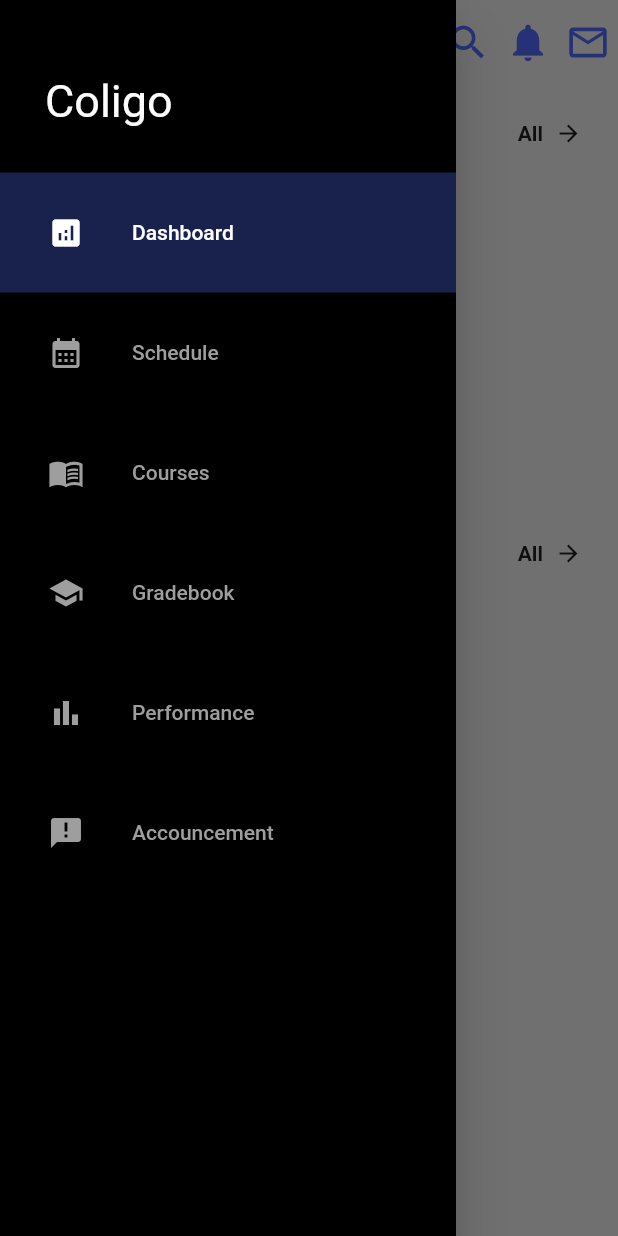
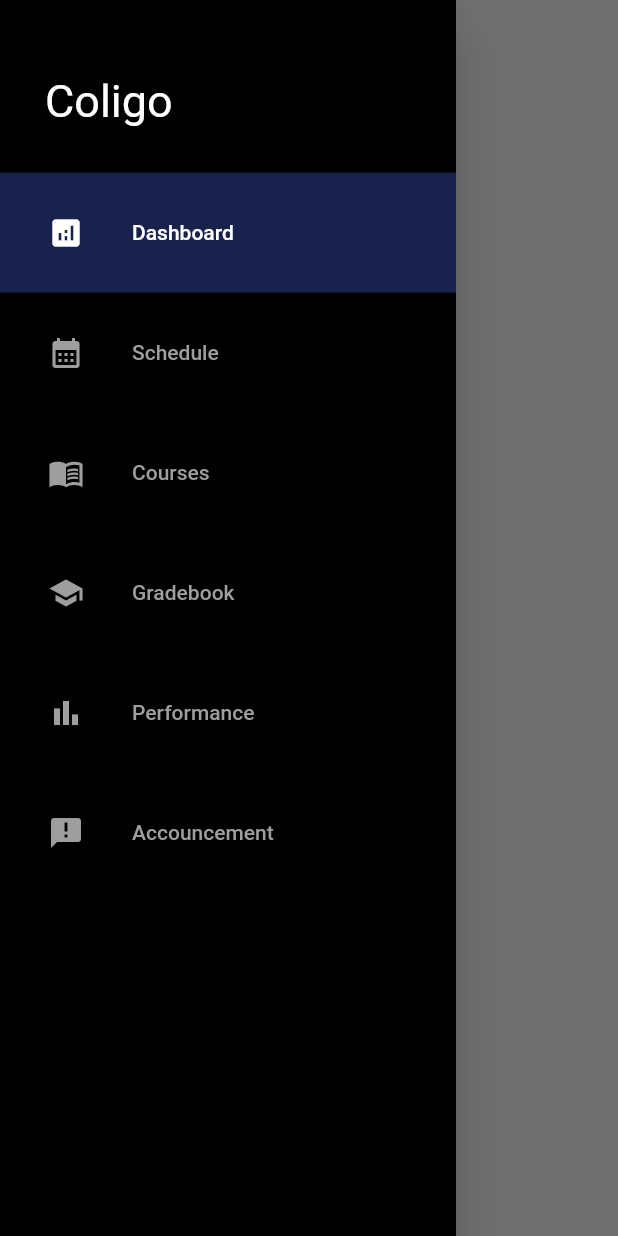
Before and after one commit to MohTarekElbro/coligo_app, a Flutter app: the screen it shows after launch, with the side drawer open, on a phone screen of 412 x 824 dp. Run offline on Flutter 3.47's test engine with Material 2 defaults, Android fonts, the phone set to English and light mode, and no system bars; our stand-ins replace flutter_screenutil, get, get_it, get_storage; missing offline and left inert: dart:ffi; network calls fail.

Commit message:
first commit

```diff
--- a/lib/dashboard/view/dashboard_screen.dart
+++ b/lib/dashboard/view/dashboard_screen.dart
@@ -7,7 +7,9 @@ import 'package:coligo/dashboard/view/widgets/subtitle.dart';
 import 'package:coligo/dashboard/viewModel/dashboad_controller.dart';
 import 'package:coligo/utils/app_colors.dart';
 import 'package:flutter/material.dart';
+import 'package:get/get.dart';
 import 'package:get/get_state_manager/get_state_manager.dart';
+import 'package:get_storage/get_storage.dart';
 
 class DashboardScreen extends StatelessWidget {
   final Widget? content;
@@ -28,7 +30,9 @@ class DashboardScreen extends StatelessWidget {
           return Scaffold(
             key: _globalKey,
             backgroundColor: AppColors.background,
-            appBar: AppBar(
+            appBar: GetStorage().read("isLogin") != null &&
+                    GetStorage().read("isLogin") == true
+                ? AppBar(
                     title: Text(
                       "Welcome Talia",
                       style: Theme.of(context)
@@ -53,12 +57,19 @@ class DashboardScreen extends StatelessWidget {
                           size: 30,
                         ),
                       ),
-                Padding(
+                      InkWell(
+                        onTap: (() {
+                          GetStorage().write("isLogin", false);
+                          print("login2: ${GetStorage().read("isLogin")}");
+                          Get.toNamed("/");
+                        }),
+                        child: Padding(
                           padding: const EdgeInsets.symmetric(horizontal: 5),
                           child: Icon(
-                    Icons.mail_outline_outlined,
+                            Icons.logout,
                             color: Theme.of(context).colorScheme.primary,
                             size: 30,
+                          ),
                         ),
                       ),
                     ],
@@ -75,7 +86,8 @@ class DashboardScreen extends StatelessWidget {
                             ));
                       },
                     ),
-            ),
+                  )
+                : null,
             drawer: const Menu(),
             body: content ??
                 SafeArea(
@@ -138,7 +150,7 @@ class DashboardScreen extends StatelessWidget {
                                     const SizedBox(width: 16),
                             itemBuilder: (context, index) =>
                                 CardWithTransparentAndBorder(
-                              selected: index == 0,
+                              selected: index % 2 == 0,
                               announcement: cont.announcements[index],
                               onTap: () {},
                             ),
--- a/lib/dashboard/view/widgets/card_with_transparent_border.dart
+++ b/lib/dashboard/view/widgets/card_with_transparent_border.dart
@@ -37,7 +37,7 @@ class CardWithTransparentAndBorder extends StatelessWidget {
           crossAxisAlignment: CrossAxisAlignment.start,
           children: [
             Icon(
-              Icons.generating_tokens,
+              Icons.person_rounded,
               size: 32,
               color: selected ? secondaryColor : Colors.black,
             ),
--- a/lib/home/home_screen.dart
+++ b/lib/home/home_screen.dart
@@ -1,11 +1,53 @@
-import 'package:flutter/src/widgets/container.dart';
-import 'package:flutter/src/widgets/framework.dart';
+import 'package:flutter/material.dart';
+import 'package:flutter_screenutil/flutter_screenutil.dart';
+import 'package:get/get.dart';
+import 'package:get_storage/get_storage.dart';
 
 class HomeScreen extends StatelessWidget {
   const HomeScreen({super.key});
 
   @override
   Widget build(BuildContext context) {
-    return Container();
+    return Container(
+      margin: EdgeInsets.only(top: 817.h * 0.4),
+      child: Center(
+        child: Column(
+          crossAxisAlignment: CrossAxisAlignment.center,
+          children: [
+            Container(
+              margin: EdgeInsets.only(bottom: 20.h),
+              child: Text("You must login",
+                  style: TextStyle(
+                      fontSize: 20.sp,
+                      color: Theme.of(context).primaryColorDark)),
+            ),
+            ButtonTheme(
+              minWidth: 200.w,
+              height: 50.h,
+              child: TextButton(
+                  onPressed: () {
+                    print("login1: ${GetStorage().read("isLogin")}");
+                    GetStorage().write("isLogin", true);
+                    print("login2: ${GetStorage().read("isLogin")}");
+                    Get.toNamed("/dashboard");
+                  },
+                  style: TextButton.styleFrom(
+                    minimumSize: Size(170.w, 50.h),
+                    backgroundColor: Theme.of(context).colorScheme.primary,
+                    foregroundColor: Colors.white,
+                    shape: RoundedRectangleBorder(
+                        borderRadius: BorderRadius.circular(10.0),
+                        side: BorderSide(
+                            color: Theme.of(context).colorScheme.primary)),
+                  ),
+                  child: Text(
+                    "Login",
+                    style: TextStyle(fontSize: 20.sp),
+                  )),
+            ),
+          ],
+        ),
+      ),
+    );
   }
 }
--- a/lib/main.dart
+++ b/lib/main.dart
@@ -2,9 +2,12 @@ import 'package:coligo/utils/app_colors.dart';
 import 'package:flutter/material.dart';
 import 'package:flutter_screenutil/flutter_screenutil.dart';
 import 'package:get/get.dart';
+import 'package:get_storage/get_storage.dart';
 import 'routes/app_pages.dart';
 
-void main() {
+void main() async {
+  await GetStorage.init();
+
   runApp(const MyApp());
 }
 
--- a/lib/routes/app_pages.dart
+++ b/lib/routes/app_pages.dart
@@ -1,7 +1,9 @@
 import 'package:coligo/dashboard/view/dashboard_screen.dart';
+import 'package:coligo/home/home_screen.dart';
 import 'package:coligo/routes/dashboard_binding.dart';
 import 'package:flutter/material.dart';
 import 'package:get/get.dart';
+import 'package:get_storage/get_storage.dart';
 
 class AppPages {
   AppPages._();
@@ -9,6 +11,18 @@ class AppPages {
   static final routes = [
     GetPage(
       name: "/",
+      page: () => GetStorage().read("isLogin") != null &&
+              GetStorage().read("isLogin") == true
+          ? DashboardScreen()
+          : DashboardScreen(
+              content: const HomeScreen(),
+            ),
+      bindings: [
+        DashboardBinding(),
+      ],
+    ),
+    GetPage(
+      name: "/dashboard",
       page: () => DashboardScreen(),
       bindings: [
         DashboardBinding(),
--- a/pubspec.yaml
+++ b/pubspec.yaml
@@ -36,9 +36,10 @@ dependencies:
   flutter_screenutil: ^5.6.0
   get: ^4.6.5
   get_it: ^7.2.0
+  get_storage: ^2.0.3
   http: ^0.13.5
   percent_indicator: ^4.2.2
-
+  shared_preferences: ^2.0.16
 
 dev_dependencies:
   flutter_lints: ^2.0.0
```
Also changed, not shown: pubspec.lock, 7 other files. Lines whose indentation alone changed are shown as unchanged.
